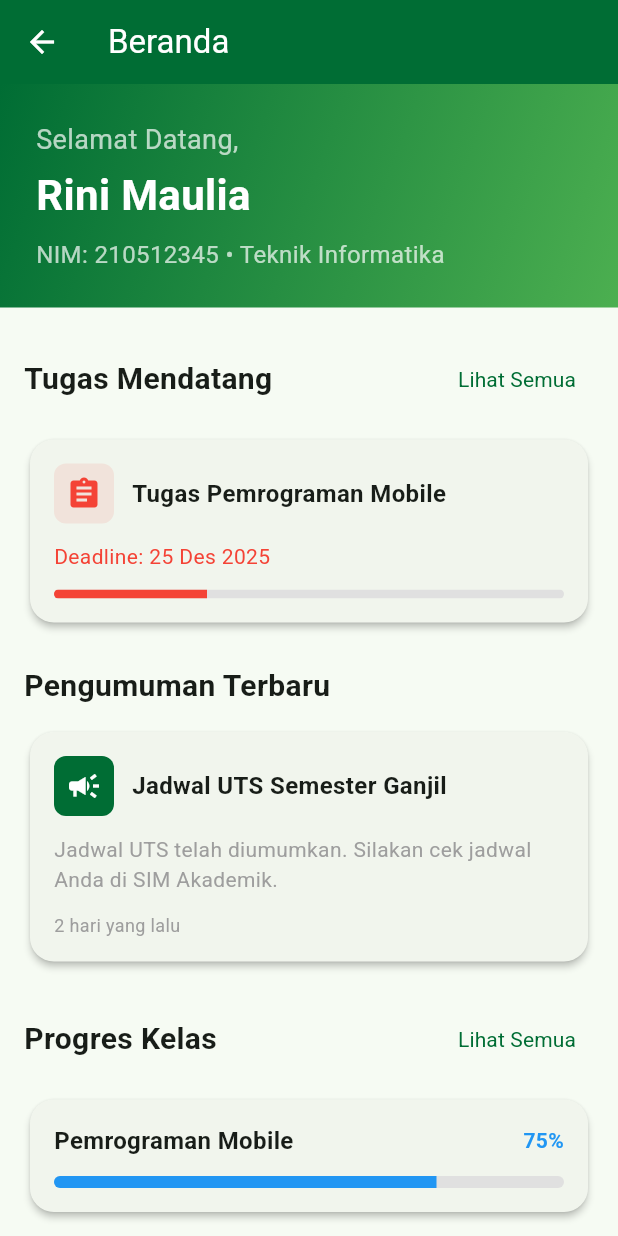
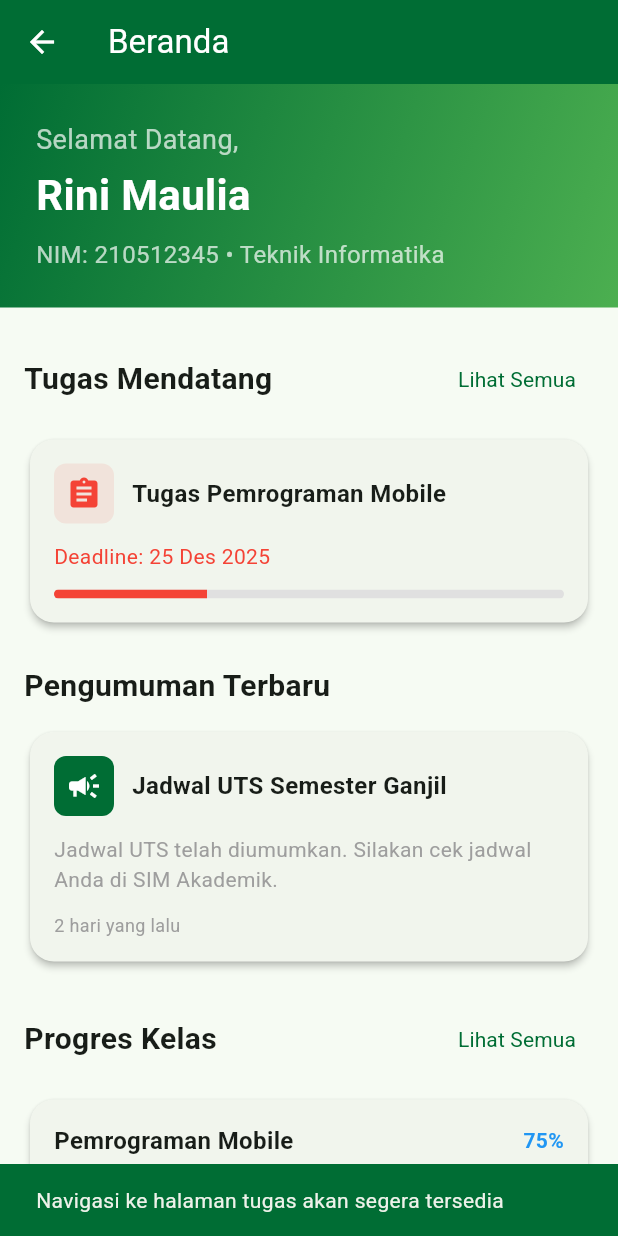
Before and after one commit to rinimaulia09/apk_uimlms, a Flutter app: the HomeScreen screen opened directly, after a tap on "Lihat Semua", on a phone screen of 412 x 824 dp. Run offline on Flutter 3.47's test engine with Material 3 defaults, Android fonts, the phone set to English and light mode, and no system bars.

Commit message:
mengaktifkan teks lihat semua di progres kelas pada halaman beranda

```diff
--- a/lib/screens/home_screen.dart
+++ b/lib/screens/home_screen.dart
@@ -1,4 +1,5 @@
 import 'package:flutter/material.dart';
+import 'package:apk_uimlms/screens/my_classes_screen.dart';
 
 class HomeScreen extends StatelessWidget {
   const HomeScreen({super.key});
@@ -73,7 +74,15 @@ class HomeScreen extends StatelessWidget {
                       ),
                       TextButton(
                         onPressed: () {
-                          // Navigate to assignments
+                          // TODO: Navigate to assignments page when implemented
+                          ScaffoldMessenger.of(context).showSnackBar(
+                            const SnackBar(
+                              content: Text(
+                                'Navigasi ke halaman tugas akan segera tersedia',
+                              ),
+                              backgroundColor: Color(0xFF006D34),
+                            ),
+                          );
                         },
                         child: const Text(
                           'Lihat Semua',
@@ -138,7 +147,15 @@ class HomeScreen extends StatelessWidget {
                       ),
                       TextButton(
                         onPressed: () {
-                          // Navigate to classes
+                          // Navigate to My Classes tab
+                          // We need to communicate with the parent MainApp to change tab
+                          // For now, we'll navigate to the MyClassesScreen directly
+                          Navigator.push(
+                            context,
+                            MaterialPageRoute(
+                              builder: (context) => const MyClassesScreen(),
+                            ),
+                          );
                         },
                         child: const Text(
                           'Lihat Semua',
```
